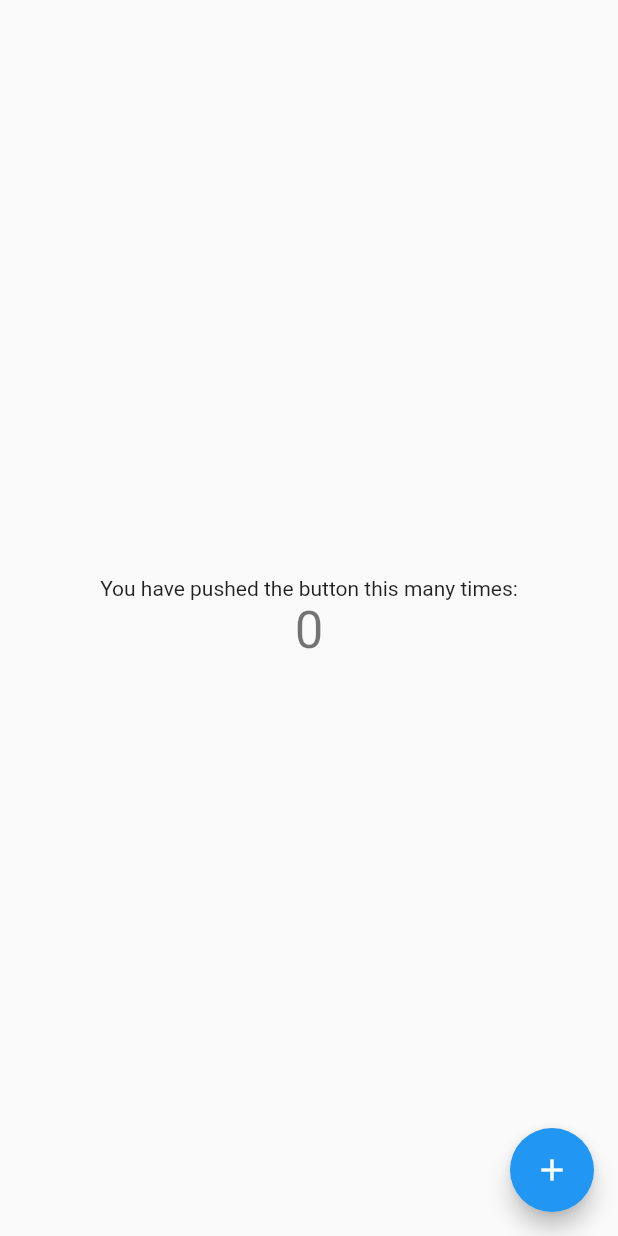
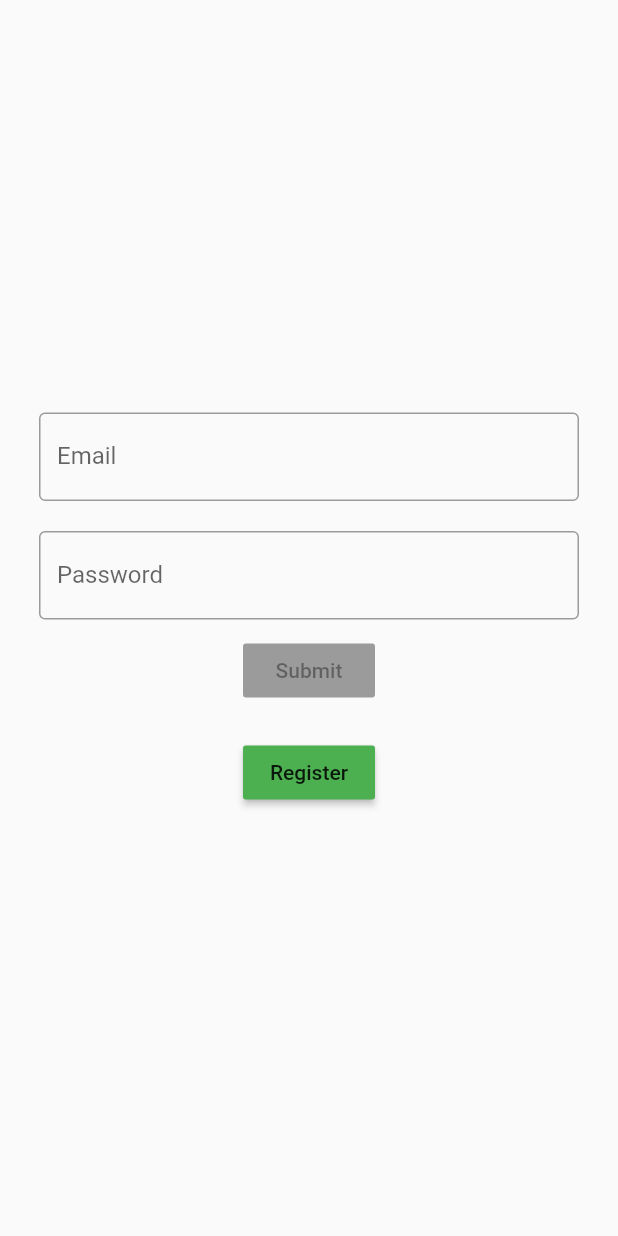
Before and after one commit to softwarehutpl/debt_collector, a Flutter app: the screen it shows after launch, on a phone screen of 412 x 824 dp. Run offline on Flutter 3.47's test engine with Material 2 defaults, Android fonts, the phone set to English and light mode, and no system bars; our stand-ins replace bloc, equatable, flutter_bloc.

Commit message:
added login bloc logic (WIP)

```diff
--- a/lib/login/login_bloc.dart
+++ b/lib/login/login_bloc.dart
@@ -6,11 +6,22 @@ class LoginBloc extends Bloc<LoginEvent, LoginState> {
   @override
   InitialLoginState get initialState => InitialLoginState();
 
+  //mocked data
+  final login = "Login";
+  final pass = "Password";
+
   @override
   Stream<LoginState> mapEventToState(LoginEvent event) async* {
     if (event is SubmitLoginEvent) {
       yield LoginInProgressState();
-      //todo fetchdata to check user
+      final credentialsAreCorrect = await _checkCredentials(event.login, event.password);
+      yield LoginResponseState(credentialsAreCorrect);
     }
   }
+
+  Future<bool> _checkCredentials(String login, String password) {
+    return Future.delayed(Duration(seconds: 1), () {
+      return login == this.login && password == pass;
+    });
+  }
 }
--- a/lib/login/login_state.dart
+++ b/lib/login/login_state.dart
@@ -11,6 +11,8 @@ class InitialLoginState extends LoginState { }
 
 class LoginInProgressState extends LoginState { }
 
+class RedirectToRegisterPageState extends LoginState { }
+
 class LoginResponseState extends LoginState {
   final bool response;
   LoginResponseState(this.response) : super([response]);
--- a/lib/main.dart
+++ b/lib/main.dart
@@ -1,5 +1,6 @@
 import 'package:debt_collector/login/bloc.dart';
 import 'package:flutter/material.dart';
+import 'package:flutter_bloc/flutter_bloc.dart';
 
 void main() => runApp(MyApp());
 
@@ -26,36 +27,109 @@ class LoginPage extends StatefulWidget {
 }
 
 class _LoginPageState extends State<LoginPage> {
-  int _counter = 0;
 
-  void _incrementCounter() {
-    setState(() {
-      _counter++;
-    });
-  }
+  final loginBloc = LoginBloc();
 
   @override
   Widget build(BuildContext context) {
     return Scaffold(
-      body: Center(
-        child: Column(
-          mainAxisAlignment: MainAxisAlignment.center,
-          children: <Widget>[
-            Text(
-              'You have pushed the button this many times:',
-            ),
-            Text(
-              '$_counter',
-              style: Theme.of(context).textTheme.display1,
-            ),
-          ],
+      body: BlocProvider(
+        builder: (BuildContext context) => loginBloc,
+        child: Container(
+          height: MediaQuery.of(context).size.height,
+          padding: EdgeInsets.all(16.0),
+          child: BlocBuilder(
+            bloc: loginBloc,
+            builder: (BuildContext context, LoginState loginState) {
+              if (loginState is LoginResponseState) {
+                return buildLoginResponseState();
+              } else if (loginState is LoginInProgressState) {
+                return buildLoginInProgressState();
+              }
+              return buildColumnWithData();
+            },
+          ),
         ),
-      ),
-      floatingActionButton: FloatingActionButton(
-        onPressed: _incrementCounter,
-        tooltip: 'Increment',
-        child: Icon(Icons.add),
       ), // This trailing comma makes auto-formatting nicer for build methods.
     );
   }
+
+  Column buildColumnWithData() {
+    return Column(
+          mainAxisSize: MainAxisSize.max,
+          mainAxisAlignment: MainAxisAlignment.center,
+          children: <Widget>[
+            StreamBuilder<String>(
+              stream : null,
+              builder: (context, snapshot) => Padding(
+                child: TextField(
+                  onChanged: null,
+                  keyboardType: TextInputType.emailAddress,
+                  decoration: InputDecoration(
+                      border: OutlineInputBorder(),
+                      hintText: "Enter Email",
+                      labelText: "Email"
+                  ),
+                ),
+                padding: EdgeInsets.all(10.0),
+              ),
+            ),
+            StreamBuilder<String>(
+              stream: null,
+              builder: (context, snapshot) => Padding(
+                child: TextField(
+                  keyboardType: TextInputType.text,
+                  onChanged: null,
+                  obscureText: true,
+                  decoration: InputDecoration(
+                      border: OutlineInputBorder(),
+                      hintText: "Enter Password",
+                      labelText: "Password"
+                  ),
+                ),
+                padding: EdgeInsets.all(10.0),
+              ),
+            ),
+            StreamBuilder<bool>(
+              stream: null,
+              builder: (context, snapshot) => RaisedButton(
+                color: Colors.green,
+                onPressed: (snapshot.hasData && snapshot.data == true) ?
+                    () {
+                  //login
+                } : null,
+                child: Text("Submit"),
+              ),
+            ),
+            Padding(
+              padding: EdgeInsets.all(20.0),
+              child: RaisedButton(
+                color: Colors.green,
+                onPressed: () {
+//                    Navigator.push(context, MaterialPageRoute(builder: (context) => RegistrationPage()));
+                },
+                child: Text("Register"),
+              ),
+            )
+          ],
+        );
+  }
+
+  Widget buildLoginInProgressState() {
+    return Center(
+      child: Text("LOADING IN PROGRESS"),
+    );
+  }
+
+  Widget buildLoginResponseState() {
+    return Center(
+      child: Text("LOGGED IN"),
+    );
+  }
+
+  @override
+  void dispose() {
+    super.dispose();
+    loginBloc.dispose();
+  }
 }
```
